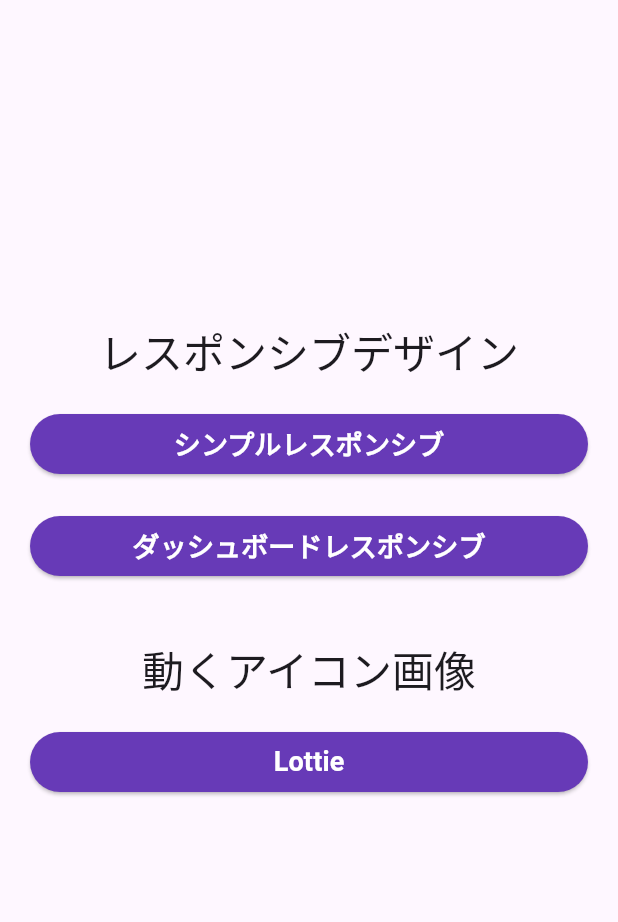
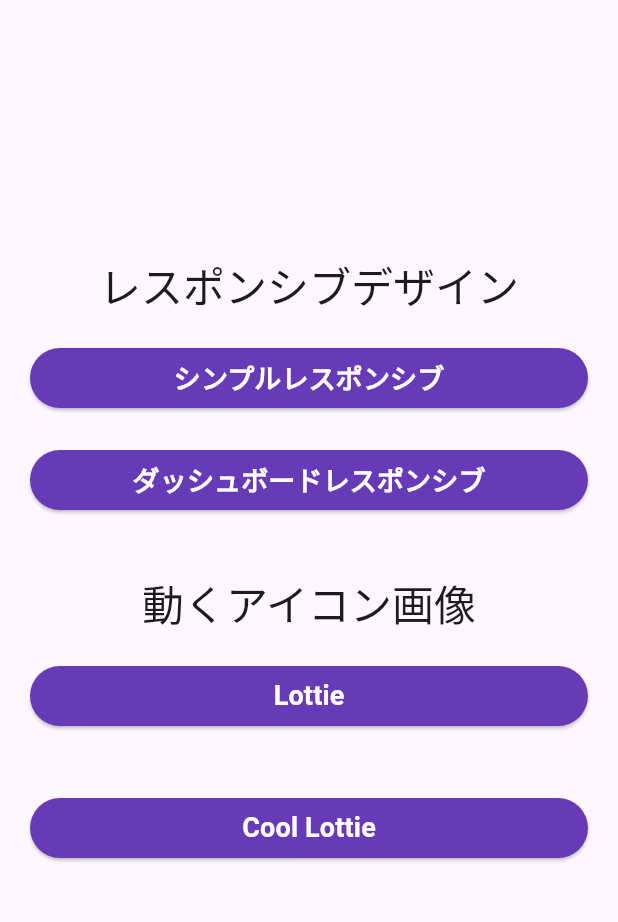
Before and after one commit to shinnkura/flutter_note, a Flutter app: the screen it shows after launch, on a phone screen of 412 x 824 dp, the part 84-1006 px from its top. Run offline on Flutter 3.47's test engine with Material 2 defaults, Android fonts, the phone set to English and light mode, and no system bars; our stand-ins replace device_preview, lottie.

Commit message:
Add：main.dartファイルの修正

```diff
--- a/lib/main.dart
+++ b/lib/main.dart
@@ -3,6 +3,7 @@ import 'package:flutter/foundation.dart';
 import 'package:flutter/material.dart';
 
 import 'components/button.dart';
+import 'lottie/cool/main.dart';
 import 'responsive/dashboard_responsive/main.dart';
 import 'responsive/purple_responsive/responsive.dart';
 import 'lottie/main.dart';
@@ -40,6 +41,7 @@ class MyHome extends StatelessWidget {
         'p_responsive': (context) => Responsive(),
         'd_responsive': (context) => TableResponsive(),
         'lottie': (context) => LottieApp(),
+        'cool': (context) => CoolApp(),
       },
       locale: DevicePreview.locale(context),
       builder: DevicePreview.appBuilder,
@@ -111,6 +113,17 @@ class MyApp extends StatelessWidget {
                 disable: false,
               ),
             ),
+            Padding(
+              padding: const EdgeInsets.all(20),
+              child: Button(
+                width: double.infinity,
+                title: 'Cool Lottie',
+                onPressed: () {
+                  Navigator.of(context).pushNamed('cool');
+                },
+                disable: false,
+              ),
+            ),
           ],
         ),
       ),
```
